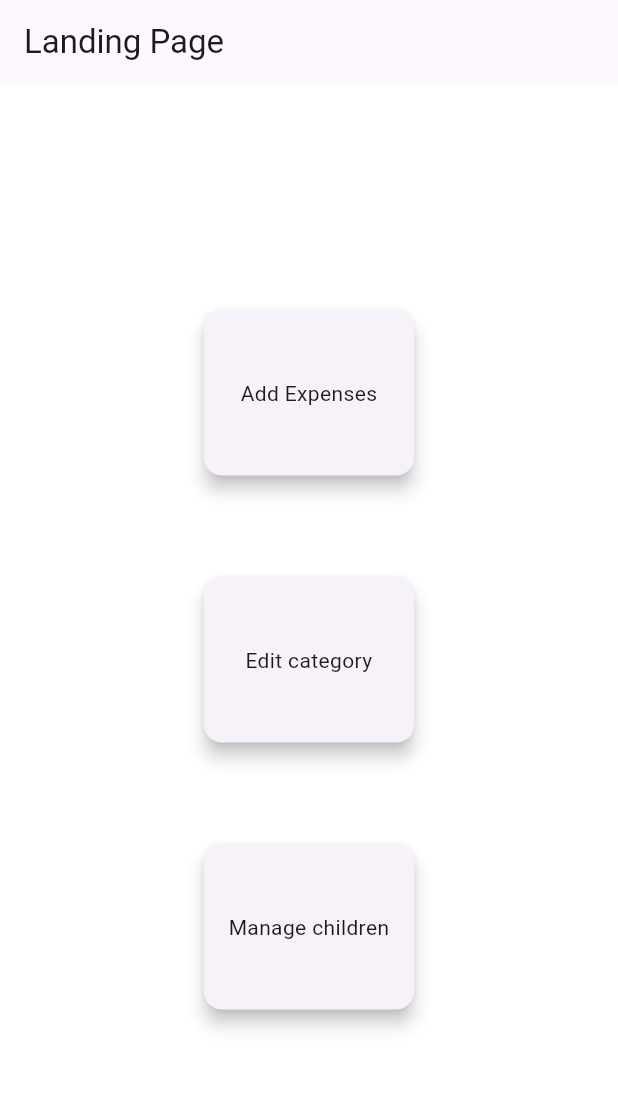
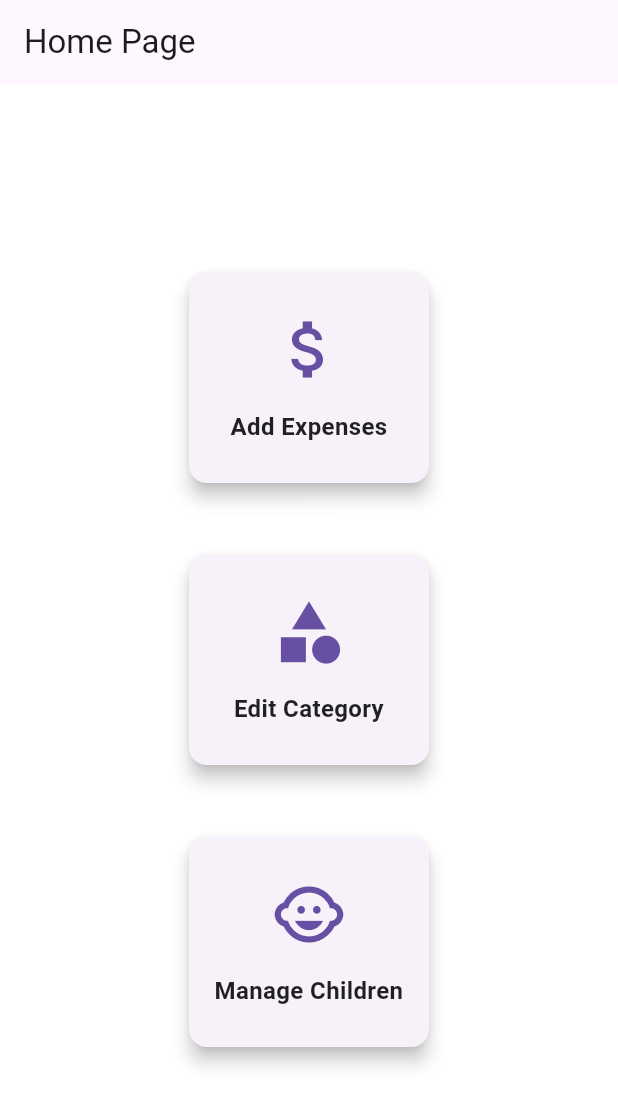
Before and after one commit to Tamiru-Alemnew/flutter-2024-proj-riverpod, a Flutter app: the LandingPage screen opened directly, on a phone screen of 412 x 824 dp. Shown: the top 1106 px of the screen. Run offline on Flutter 3.47's test engine with Material 3 defaults, Android fonts, the phone set to English and light mode, and no system bars.

```diff
--- a/family_cash_manager/lib/Pages/home_page.dart
+++ b/family_cash_manager/lib/Pages/home_page.dart
@@ -1,6 +1,6 @@
+import 'package:flutter/material.dart';
 import 'package:family_cash_manager/Pages/children.dart';
 import 'package:family_cash_manager/widgets/common_sidebar.dart';
-import 'package:flutter/material.dart';
 import 'package:family_cash_manager/Pages/expenses.dart';
 import 'package:family_cash_manager/Pages/edit_category.dart';
 
@@ -28,18 +28,46 @@ class LandingPage extends StatelessWidget {
     return Scaffold(
       backgroundColor: Colors.white,
       appBar: AppBar(
-        title: Text('Landing Page'),
+        title: Text('Home Page'),
       ),
       body: Center(
         child: Column(
           mainAxisAlignment: MainAxisAlignment.center,
           crossAxisAlignment: CrossAxisAlignment.center,
           children: [
-            InkWell(
+            _buildCard(
+              context,
+              "Add Expenses",
+              AddExpense(),
+              Icons.attach_money,
+            ),
+            SizedBox(height: 40),
+            _buildCard(
+              context,
+              "Edit Category",
+              EditCatagoryPage(),
+              Icons.category,
+            ),
+            SizedBox(height: 40),
+            _buildCard(
+              context,
+              "Manage Children",
+              MangeChildren(),
+              Icons.child_care,
+            ),
+          ],
+        ),
+      ),
+    );
+  }
+
+  Widget _buildCard(
+      BuildContext context, String title, Widget page, IconData icon) {
+    return InkWell(
       onTap: () {
         Navigator.push(
           context,
-                  MaterialPageRoute(builder: (context) => AddExpense()),
+          MaterialPageRoute(builder: (context) => page),
         );
       },
       child: Card(
@@ -49,69 +77,30 @@ class LandingPage extends StatelessWidget {
         ),
         child: Container(
           alignment: Alignment.center,
-                  height: 110,
-                  width: 140,
+          height: 140,
+          width: 160,
           padding: const EdgeInsets.all(12),
-                  child: const Text(
-                    "Add Expenses",
+          child: Column(
+            mainAxisAlignment: MainAxisAlignment.spaceEvenly,
+            children: [
+              Icon(
+                icon,
+                size: 50,
+                color: Theme.of(context).primaryColor,
+              ),
+              Text(
+                title,
                 textAlign: TextAlign.center,
-                  ),
-                ),
-              ),
-            ),
-            SizedBox(height: 60),
-            InkWell(
-              onTap: () {
-                Navigator.push(
-                  context,
-                  MaterialPageRoute(builder: (context) => EditCatagoryPage()),
-                );
-              },
-              child: Card(
-                elevation: 5,
-                shape: RoundedRectangleBorder(
-                  borderRadius: BorderRadius.circular(12),
-                ),
-                child: Container(
-                  alignment: Alignment.center,
-                  height: 110,
-                  width: 140,
-                  padding: const EdgeInsets.all(12),
-                  child: const Text(
-                    "Edit category",
-                    textAlign: TextAlign.center,
-                  ),
-                ),
-              ),
-            ),
-            SizedBox(height: 60),
-            InkWell(
-              onTap: () {
-                Navigator.push(
-                  context,
-                  MaterialPageRoute(builder: (context) => MangeChildren()),
-                );
-              },
-              child: Card(
-                elevation: 5,
-                shape: RoundedRectangleBorder(
-                  borderRadius: BorderRadius.circular(12),
-                ),
-                child: Container(
-                  alignment: Alignment.center,
-                  height: 110,
-                  width: 140,
-                  padding: const EdgeInsets.all(12),
-                  child: const Text(
-                    "Manage children",
-                    textAlign: TextAlign.center,
-                  ),
-                ),
+                style: TextStyle(
+                  fontSize: 16,
+                  fontWeight: FontWeight.bold,
+                  color: Colors.black87,
                 ),
               ),
             ],
           ),
         ),
+      ),
     );
   }
 }
--- a/family_cash_manager/lib/main.dart
+++ b/family_cash_manager/lib/main.dart
@@ -1,4 +1,5 @@
 import 'package:family_cash_manager/Pages/children.dart';
+import 'package:family_cash_manager/Pages/budgeting_goal.dart';
 import 'package:family_cash_manager/widgets/common_sidebar.dart';
 import 'package:flutter/material.dart';
 import 'package:family_cash_manager/Pages/login_page.dart';
@@ -21,7 +22,7 @@ class MyApp extends StatelessWidget {
       theme: ThemeData(
         scaffoldBackgroundColor: Color.fromARGB(255, 255, 255, 255),
       ),
-      home: LoginPage(),
+      home: BudgetPage(),
     );
   }
 }
--- a/family_cash_manager/lib/widgets/signup_textfeilds.dart
+++ b/family_cash_manager/lib/widgets/signup_textfeilds.dart
@@ -1,3 +1,4 @@
+import 'package:family_cash_manager/widgets/create_account_button.dart';
 import 'package:flutter/material.dart';
 import 'package:flutter/widgets.dart';
 import '../styling/colors.dart';
@@ -19,11 +20,14 @@ class SignUpTextFeilds extends StatelessWidget {
       child:  Expanded(
         child: ListView(
           children: const [
-            // Email textfield
              CustomTextFeild(label: 'Your name'),
              CustomTextFeild(label: 'Your email'),
              CustomTextFeild(label: 'Password'),
              CustomTextFeild(label: 'Confirm password'),
+             SizedBox(
+              height: 20,
+             ),
+             CreateAccountButton(),
           ],
         ),
       ),
```
Also changed, not shown: family_cash_manager/lib/Pages/budgeting_goal.dart (added, +156 -0 lines), family_cash_manager/lib/Pages/signup.dart (+3 -7 lines), family_cash_manager/lib/widgets/create_account_button.dart (+10 -4 lines). Lines whose indentation alone changed are shown as unchanged.
